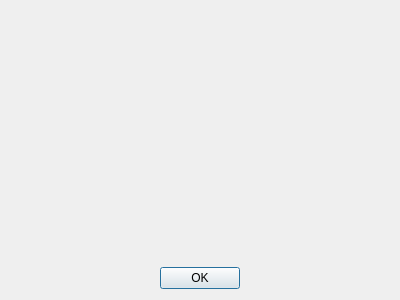
Before: the Qt Designer form helpDialog.ui in mreintz/guitar-fretboard, drawn with Qt 5.
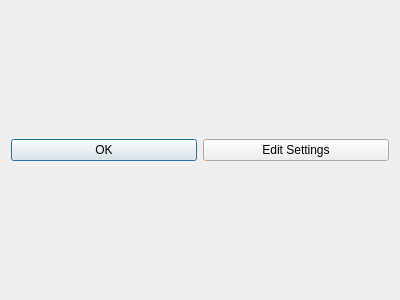
After: the same form once the commit is applied.

Commit message: Open settings from help box.

Patch:
```diff
--- a/helpDialog.ui
+++ b/helpDialog.ui
@@ -13,35 +13,23 @@
   <property name="windowTitle">
    <string>Dialog</string>
   </property>
-  <layout class="QVBoxLayout" name="verticalLayout_2">
+  <layout class="QVBoxLayout" name="verticalLayout">
    <item>
-    <layout class="QVBoxLayout" name="verticalLayout">
+    <layout class="QGridLayout" name="gridLayout"/>
+   </item>
+   <item>
+    <layout class="QHBoxLayout" name="horizontalLayout">
      <item>
-      <layout class="QGridLayout" name="gridLayout"/>
-     </item>
-     <item>
-      <spacer name="verticalSpacer">
-       <property name="orientation">
-        <enum>Qt::Vertical</enum>
+      <widget class="QPushButton" name="OKButton">
+       <property name="text">
+        <string>OK</string>
        </property>
-       <property name="sizeHint" stdset="0">
-        <size>
-         <width>20</width>
-         <height>40</height>
-        </size>
-       </property>
-      </spacer>
+      </widget>
      </item>
      <item>
-      <widget class="QDialogButtonBox" name="buttonBox">
-       <property name="orientation">
-        <enum>Qt::Horizontal</enum>
-       </property>
-       <property name="standardButtons">
-        <set>QDialogButtonBox::Ok</set>
-       </property>
-       <property name="centerButtons">
-        <bool>true</bool>
+      <widget class="QPushButton" name="editButton">
+       <property name="text">
+        <string>Edit Settings</string>
        </property>
       </widget>
      </item>
```
Left out of the diff: 35 changed lines with no effect on the pictures. The commit also changes 2 other files.
